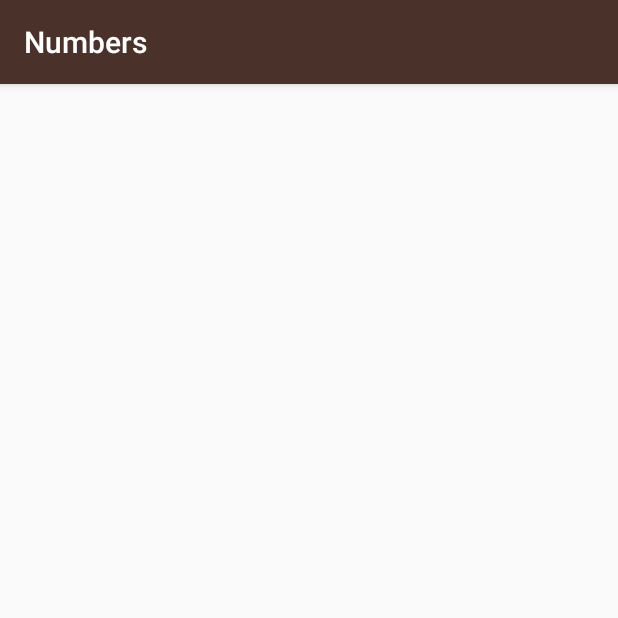
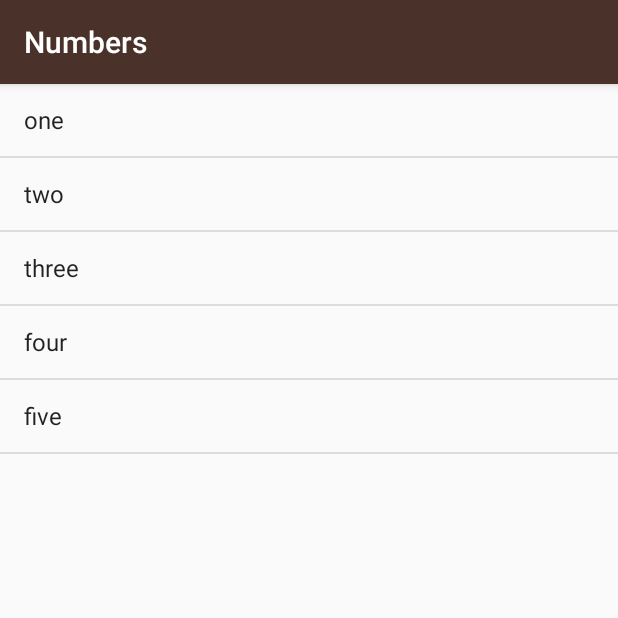
Before and after one commit to MarineNET/Milwoklanguageapp, an Android app: the NumbersActivity screen opened directly, with no data from a screen before it, on a phone screen of 412 x 824 dp, the top half of it. Run offline under Robolectric (Android 15) with nearby library versions, the phone set to English and light mode, and no system bars.

Commit message:
Add ArrayAdapter and ListView

```diff
--- a/app/src/main/java/com/viktorkhon/milwoklanguageapp/NumbersActivity.java
+++ b/app/src/main/java/com/viktorkhon/milwoklanguageapp/NumbersActivity.java
@@ -2,7 +2,8 @@
 
 import android.support.v7.app.AppCompatActivity;
 import android.os.Bundle;
-import android.util.Log;
+import android.widget.ArrayAdapter;
+import android.widget.ListView;
 
 import java.util.ArrayList;
 
@@ -21,11 +22,12 @@
         words.add("four");
         words.add("five");
 
-        Log.v("Number one: ", words.get(0));
-        Log.v("Number two: ", words.get(1));
-        Log.v("Number three: ", words.get(2));
-        Log.v("Number four: ", words.get(3));
-        Log.v("Number five: ", words.get(4));
+        ArrayAdapter<String> itemsAdapter = new ArrayAdapter<String>
+                (this, android.R.layout.simple_list_item_1, words);
+
+        ListView listView = (ListView) findViewById(R.id.list);
+
+        listView.setAdapter(itemsAdapter);
     }
 
 
--- a/app/src/main/res/layout/activity_numbers.xml
+++ b/app/src/main/res/layout/activity_numbers.xml
@@ -1,10 +1,8 @@
 <?xml version="1.0" encoding="utf-8"?>
-<android.support.constraint.ConstraintLayout
-    xmlns:android="http://schemas.android.com/apk/res/android"
-    xmlns:app="http://schemas.android.com/apk/res-auto"
-    xmlns:tools="http://schemas.android.com/tools"
-    android:layout_width="match_parent"
-    android:layout_height="match_parent"
-    tools:context="com.viktorkhon.milwoklanguageapp.NumbersActivity">
-
-</android.support.constraint.ConstraintLayout>
+<ListView xmlns:android="http://schemas.android.com/apk/res/android"
+          xmlns:tools="http://schemas.android.com/tools"
+          android:id="@+id/list"
+          android:orientation="vertical"
+          android:layout_width="match_parent"
+          android:layout_height="match_parent"
+          tools:context="com.viktorkhon.milwoklanguageapp.NumbersActivity"/>
```
